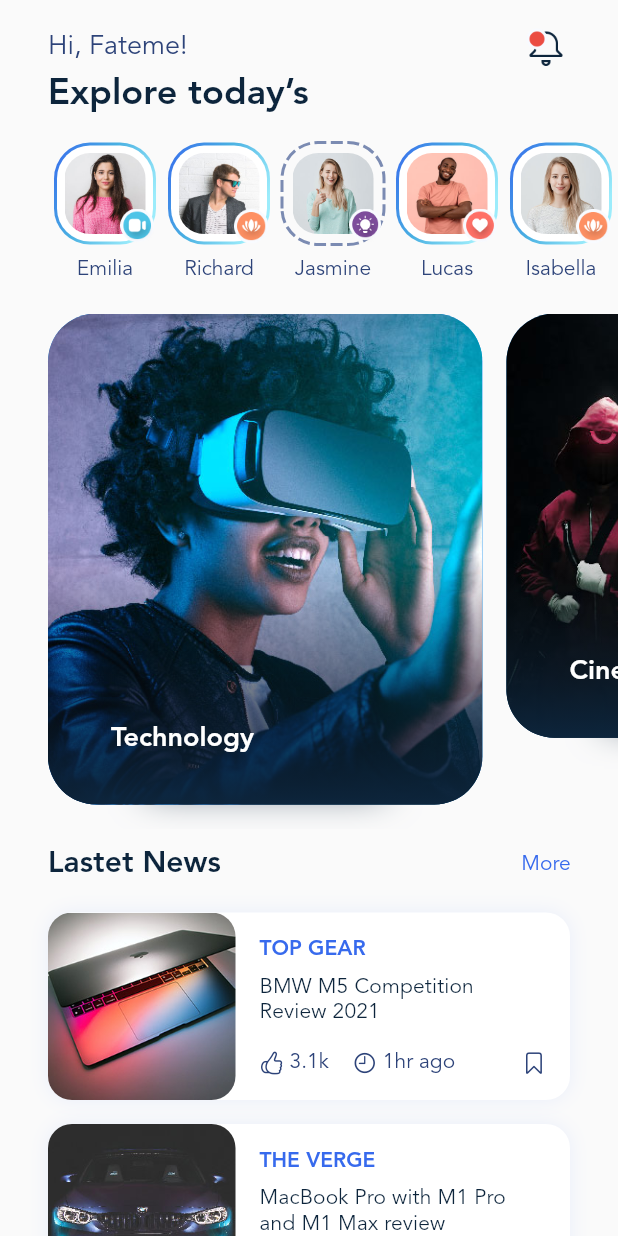
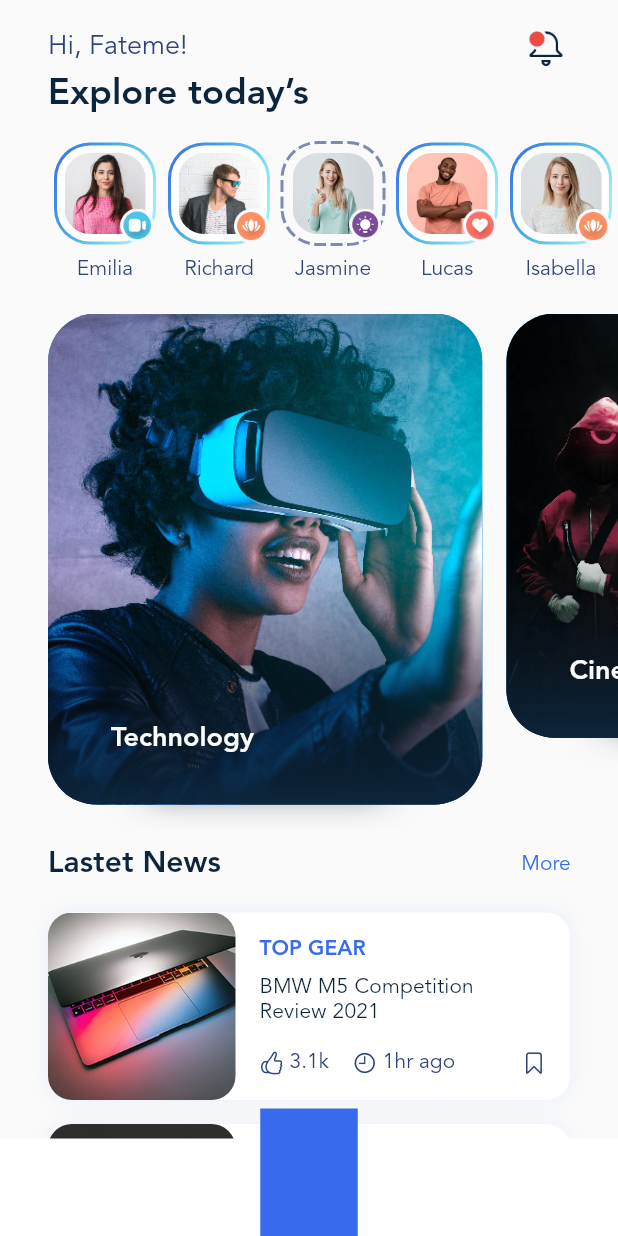
Before and after one commit to lfawtme/blogclub, a Flutter app: the screen it shows after launch, on a phone screen of 412 x 824 dp. Run offline on Flutter 3.47's test engine with Material 2 defaults, Android fonts, the phone set to English and light mode, and no system bars; drawn by our look-alikes of dotted_border.

```diff
--- a/lib/main.dart
+++ b/lib/main.dart
@@ -62,7 +62,12 @@ class MyApp extends StatelessWidget {
                 color: secondTextColor,
                 fontSize: 14)),
       ),
-      home: const HomeScreen(),
+      home: Stack(
+        children: [
+          Positioned.fill(child: const HomeScreen()),
+          Positioned(bottom: 0, right: 0, left: 0, child: _BottomNavigation())
+        ],
+      ),
     );
   }
 }
@@ -477,3 +482,31 @@ class _Post extends StatelessWidget {
     );
   }
 }
+
+class _BottomNavigation extends StatelessWidget {
+  @override
+  Widget build(BuildContext context) {
+    return Container(
+      height: 85,
+      child: Stack(
+        children: [
+          Positioned(
+            left: 0,
+            right: 0,
+            bottom: 0,
+            child: Container(
+              height: 65,
+              decoration: BoxDecoration(color: Colors.white),
+            ),
+          ),
+          Center(
+            child: Container(
+              width: 65,
+              color: Color(0xff376AED),
+            ),
+          )
+        ],
+      ),
+    );
+  }
+}
```
